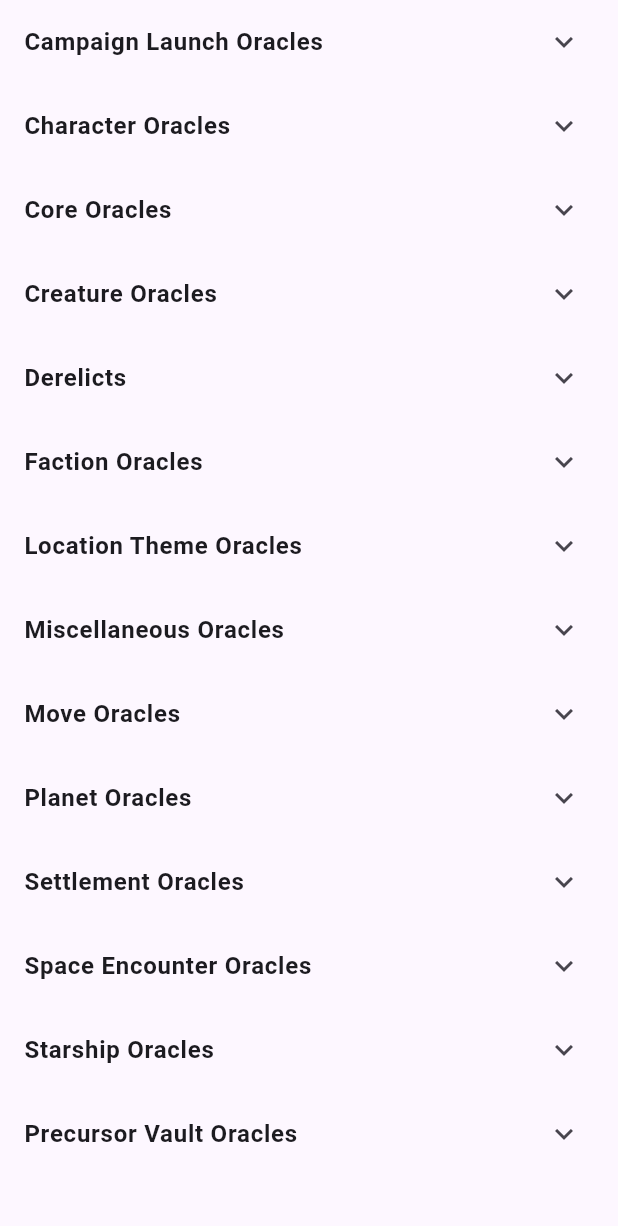
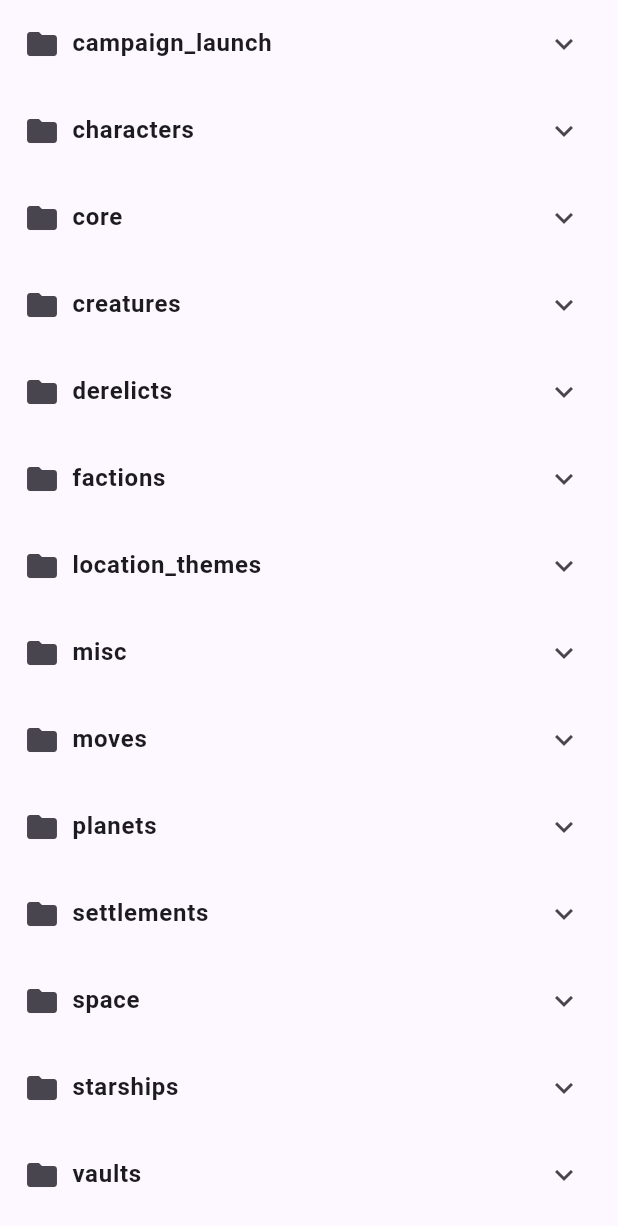
Before and after one commit to vder/ironroll, a Flutter app: the OraclesTree widget shown alone on an empty page, opened directly, on a phone screen of 412 x 824 dp. Shown: the top 1226 px of the screen. Run offline on Flutter 3.47's test engine with Material 3 defaults, Android fonts, the phone set to English and light mode, and no system bars; our stand-ins replace google_fonts, hive, hive_flutter; accounts and stored records are empty.

Commit message:
more complex oracles - all tables

```diff
--- a/lib/rolls_page.dart
+++ b/lib/rolls_page.dart
@@ -114,7 +114,7 @@ class _RollsPageState extends State<RollsPage> {
                       padding: const EdgeInsets.only(right: 4),
                       child: ChoiceChip(
                         label: Text(
-                          entry.key.toString().split('.').last.toUpperCase(),
+                          "${entry.key.toString().split('.').last.toUpperCase()}(${widget.characterService.getStatFromEnum(entry.key)})",
                           style: const TextStyle(fontSize: 12),
                         ),
                         selected: entry.value,
--- a/lib/widgets/oracle_tree.dart
+++ b/lib/widgets/oracle_tree.dart
@@ -11,113 +11,183 @@ class OraclesTree extends StatefulWidget {
   State<OraclesTree> createState() => _OraclesTreeState();
 }
 
-class _OraclesTreeState extends State<OraclesTree>
-    with SingleTickerProviderStateMixin {
-  final Map<String, String> _rolledResults = {}; // zapamiętujemy wyniki losowań
-  String? _expandedOracleKey; // aktualnie rozwinięta gałąź
+class _OraclesTreeState extends State<OraclesTree> {
+  final Map<String, String> _rolledResults = {}; // Wyniki losowań
+  final List<Map<String, dynamic>> _oracleRollables =
+      []; // Wszystkie znalezione oracles
+  final Map<String, dynamic> _oracleTree =
+      {}; // Drzewo oracle na podstawie path
+
+  @override
+  void initState() {
+    super.initState();
+    _findAllRollableOracles(widget.oraclesData["oracles"]);
+    _buildOracleTree();
+  }
+
+  void _findAllRollableOracles(
+    Map<String, dynamic> node, [
+    String parentPath = '',
+  ]) {
+    node.forEach((key, value) {
+      if (key == 'contents' || key == 'collections') {
+        // Pomiń 'contents' i 'collections' w ścieżkach
+        if (value is Map) {
+          final mapValue = Map<String, dynamic>.from(value);
+          _findAllRollableOracles(
+            mapValue,
+            parentPath,
+          ); // Nie zmieniaj parentPath
+        } else if (value is List) {
+          for (var item in value) {
+            if (item is Map) {
+              _findAllRollableOracles(
+                Map<String, dynamic>.from(item),
+                parentPath,
+              );
+            }
+          }
+        }
+      } else {
+        if (value is Map) {
+          final mapValue = Map<String, dynamic>.from(value);
+          if (mapValue['type'] == 'oracle_rollable' &&
+              mapValue.containsKey('rows')) {
+            _oracleRollables.add({
+              'path': parentPath.isEmpty ? key : '$parentPath/$key',
+              'name': mapValue['name'] ?? key,
+              'rows': mapValue['rows'],
+              'dice': mapValue['dice'] ?? '1d100',
+            });
+          } else {
+            _findAllRollableOracles(
+              mapValue,
+              parentPath.isEmpty ? key : '$parentPath/$key',
+            );
+          }
+        } else if (value is List) {
+          for (var item in value) {
+            if (item is Map) {
+              _findAllRollableOracles(
+                Map<String, dynamic>.from(item),
+                parentPath.isEmpty ? key : '$parentPath/$key',
+              );
+            }
+          }
+        }
+      }
+    });
+  }
+
+  void _buildOracleTree() {
+    for (var oracle in _oracleRollables) {
+      final parts = (oracle['path'] as String).split('/');
+      Map<String, dynamic> current = _oracleTree;
+
+      for (var i = 0; i < parts.length; i++) {
+        final part = parts[i];
+
+        if (i == parts.length - 1) {
+          current[part] = oracle; // Na końcu wstawiamy oracle (plik)
+        } else {
+          current =
+              current.putIfAbsent(part, () => <String, dynamic>{})
+                  as Map<String, dynamic>;
+        }
+      }
+    }
+  }
 
   @override
   Widget build(BuildContext context) {
-    final oracles = widget.oraclesData['oracles'] as Map<String, dynamic>;
+    return ListView(children: _buildTree(_oracleTree));
+  }
 
-    return ListView(
-      children:
-          oracles.entries.map((oracleEntry) {
-            final oracleKey = oracleEntry.key;
-            final isExpanded = _expandedOracleKey == oracleKey;
+  List<Widget> _buildTree(Map<String, dynamic> node) {
+    List<Widget> widgets = [];
 
-            return _buildCustomExpansionTile(
-              oracleKey: oracleKey,
-              oracleName: oracleEntry.value['name'] ?? oracleKey,
-              isExpanded: isExpanded,
-              children: _buildContents(
-                context,
-                oracleEntry.value['contents'],
-                oracleKey,
+    node.forEach((key, value) {
+      if (value is Map<String, dynamic> &&
+          !(value.containsKey('path') && value.containsKey('rows'))) {
+        // Jeśli to folder, robimy ExpansionTile
+        widgets.add(
+          ExpansionTile(
+            title: Row(
+              children: [
+                const Icon(Icons.folder),
+                const SizedBox(width: 8),
+                Text(key, style: const TextStyle(fontWeight: FontWeight.bold)),
+              ],
+            ),
+            children: _buildTree(value),
           ),
         );
-          }).toList(),
-    );
-  }
+      } else if (value is Map<String, dynamic>) {
+        // Jeśli to oracle do losowania
+        final oraclePath = value['path'];
+        final oracleName = value['name'];
+        final rows = value['rows'];
 
-  Widget _buildCustomExpansionTile({
-    required String oracleKey,
-    required String oracleName,
-    required bool isExpanded,
-    required List<Widget> children,
-  }) {
-    return Column(
-      crossAxisAlignment: CrossAxisAlignment.start,
-      children: [
+        widgets.add(
           ListTile(
-          title: Text(
-            oracleName,
-            style: TextStyle(fontWeight: FontWeight.bold),
-          ),
-          trailing: Icon(isExpanded ? Icons.expand_less : Icons.expand_more),
-          onTap: () {
-            setState(() {
-              if (_expandedOracleKey == oracleKey) {
-                _expandedOracleKey =
-                    null; // zamknij jeśli kliknięty był otwarty
-              } else {
-                _expandedOracleKey = oracleKey; // otwórz nowy
-              }
-            });
-          },
-        ),
-        AnimatedCrossFade(
-          firstChild: SizedBox.shrink(),
-          secondChild: Column(children: children),
-          crossFadeState:
-              isExpanded ? CrossFadeState.showSecond : CrossFadeState.showFirst,
-          duration: Duration(milliseconds: 300),
-          sizeCurve: Curves.easeInOut,
-        ),
-      ],
-    );
-  }
-
-  List<Widget> _buildContents(
-    BuildContext context,
-    Map<String, dynamic>? contents,
-    String oracleKey,
-  ) {
-    if (contents == null) return [Text('Brak danych')];
-
-    return contents.entries.map((contentEntry) {
-      final contentKey = '$oracleKey-${contentEntry.key}';
-      final rows = contentEntry.value['rows'];
-
-      return Padding(
-        padding: const EdgeInsets.only(
-          left: 32.0,
-        ), // <-- dodane wcięcie dla niższego poziomu
-        child: ListTile(
             title: Row(
               children: [
-              Expanded(
-                child: Text(contentEntry.value['name'] ?? contentEntry.key),
-              ),
+                const Icon(Icons.casino),
+                const SizedBox(width: 8),
+                Expanded(child: Text(oracleName)),
                 IconButton(
-                icon: Icon(Icons.casino),
+                  icon: const Icon(Icons.casino),
                   tooltip: 'Rzuć kością',
-                onPressed: () => _rollAndShow(contentKey, rows),
+                  onPressed: () => _rollAndShow(oraclePath, rows),
                 ),
               ],
             ),
             subtitle:
-              _rolledResults.containsKey(contentKey)
-                  ? Text(_rolledResults[contentKey]!)
+                _rolledResults.containsKey(oraclePath)
+                    ? Text(_rolledResults[oraclePath]!)
                     : null,
           ),
         );
-    }).toList();
+      }
+    });
+
+    return widgets;
   }
 
-  void _rollAndShow(String contentKey, List<dynamic> rows) {
+  void _rollAndShow(String oracleKey, List<dynamic> rows) {
     final random = Random();
-    final randomRow = rows[random.nextInt(rows.length)];
+
+    // Znajdujemy oracle, żeby pobrać dice
+    final oracle = _oracleRollables.firstWhere(
+      (o) => o['path'] == oracleKey,
+      orElse: () => {},
+    );
+
+    final dice = (oracle['dice'] ?? '1d100') as String;
+    final diceSides = _parseDiceSides(dice);
+
+    List nonEmptyRows =
+        rows
+            .where(
+              (row) =>
+                  row.containsKey('min') &&
+                  row.containsKey('max') &&
+                  row['min'] != null &&
+                  row['max'] != null,
+            )
+            .toList();
+
+    int roll;
+    Map<String, dynamic> randomRow;
+
+    // Oracle z min/max: losowanie 1-dice i szukanie wiersza min/max
+    roll = random.nextInt(diceSides) + 1;
+
+    randomRow = nonEmptyRows.firstWhere((row) {
+      final min = row['min'] ?? 0;
+      final max = row['max'] ?? 0;
+      return roll >= min && roll <= max;
+    }, orElse: () => {'text': 'Brak wyniku', 'text2': ''});
 
     final textRaw = randomRow['text'] ?? 'Brak tekstu';
     final text2Raw = randomRow['text2'] ?? '';
@@ -125,7 +195,6 @@ class _OraclesTreeState extends State<OraclesTree>
     String formatText(String input) {
       final matches = RegExp(r'\[([^\]]+)\]').allMatches(input);
       final extracted = matches.map((m) => m.group(1)!).toList();
-
       if (extracted.isNotEmpty) {
         return extracted.join(', ');
       } else {
@@ -139,19 +208,18 @@ class _OraclesTreeState extends State<OraclesTree>
     final result = text2.isNotEmpty ? '$text\n$text2' : text;
 
     setState(() {
-      _rolledResults[contentKey] = result;
+      _rolledResults[oracleKey] = '[$roll] $result';
     });
 
-    // Kopiowanie do schowka
     Clipboard.setData(ClipboardData(text: result));
+  }
 
-    ScaffoldMessenger.of(context).showSnackBar(
-      SnackBar(
-        content: Text('🎲 Wylosowano i skopiowano: $text'),
-        duration: Duration(seconds: 2),
-        behavior: SnackBarBehavior.floating,
-        margin: EdgeInsets.all(16),
-      ),
-    );
+  /// Pomocnicza funkcja - parsujemy ile ścianek ma kostka np. "1d100" -> 100
+  int _parseDiceSides(String dice) {
+    final match = RegExp(r'1d(\d+)').firstMatch(dice);
+    if (match != null) {
+      return int.tryParse(match.group(1)!) ?? 100;
+    }
+    return 100;
   }
 }
```
Lines whose indentation alone changed are shown as unchanged.
